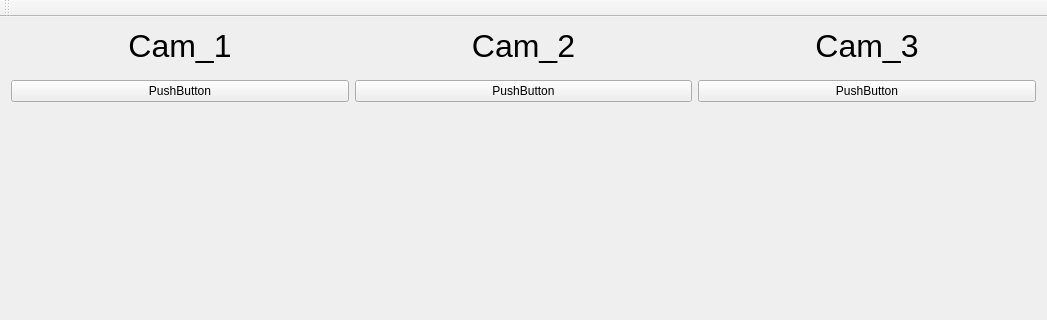
Old version of the form mainwindow.ui in the repository cuitwhy/Qt-WatchDog-CCTV; both pictures show x 0 to 1047 and y 0 to 320 of the 1047 by 730 pixel window.
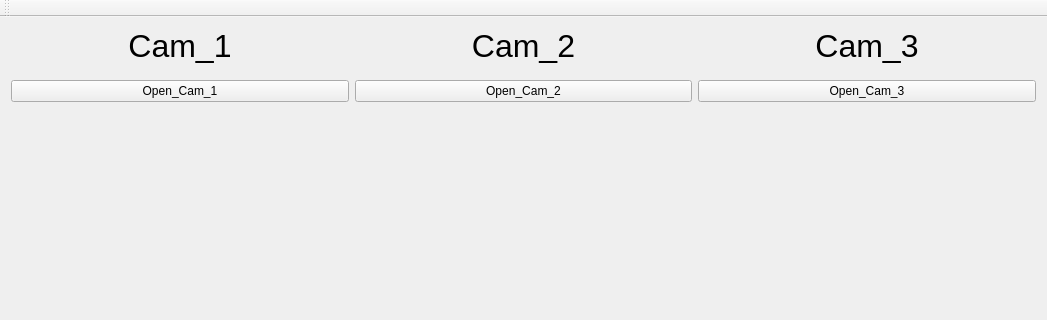
New version of the form. Icons and pictures are not drawn.

The edit to the form file:
```diff
--- a/mainwindow.ui
+++ b/mainwindow.ui
@@ -111,21 +111,21 @@
       <item>
        <widget class="QPushButton" name="openButton1">
         <property name="text">
-         <string>PushButton</string>
+         <string>Open_Cam_1</string>
         </property>
        </widget>
       </item>
       <item>
        <widget class="QPushButton" name="openButton2">
         <property name="text">
-         <string>PushButton</string>
+         <string>Open_Cam_2</string>
         </property>
        </widget>
       </item>
       <item>
        <widget class="QPushButton" name="openButton3">
         <property name="text">
-         <string>PushButton</string>
+         <string>Open_Cam_3</string>
         </property>
        </widget>
       </item>
```
Left out of the diff: 2 changed lines with no effect on the pictures.
